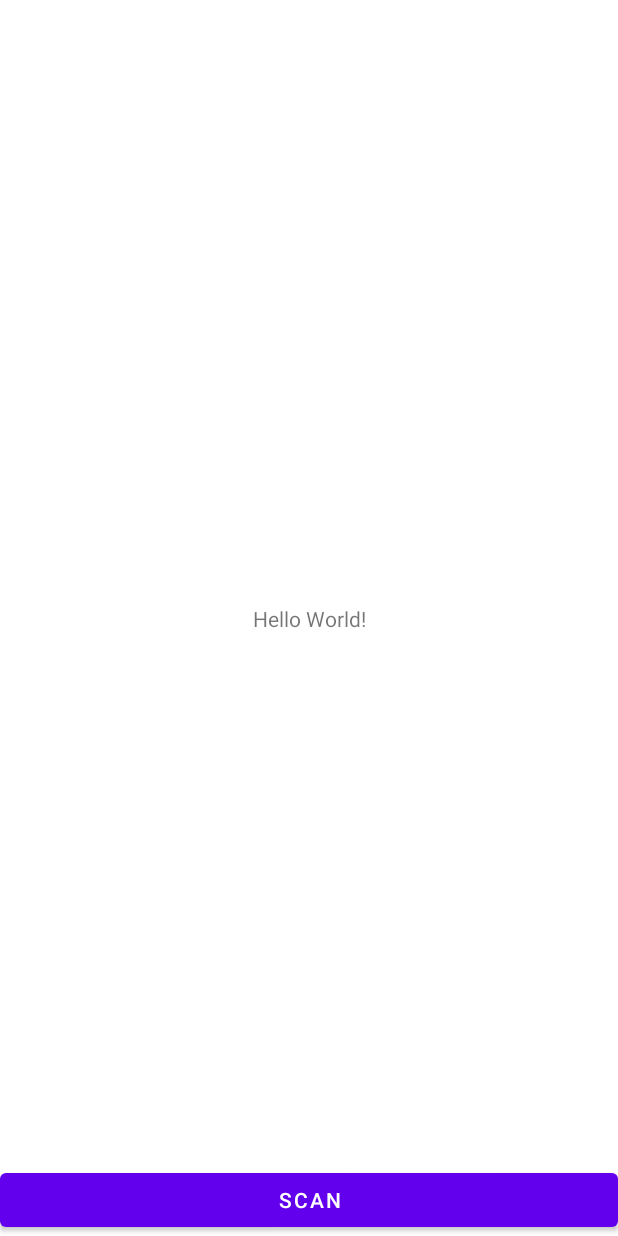
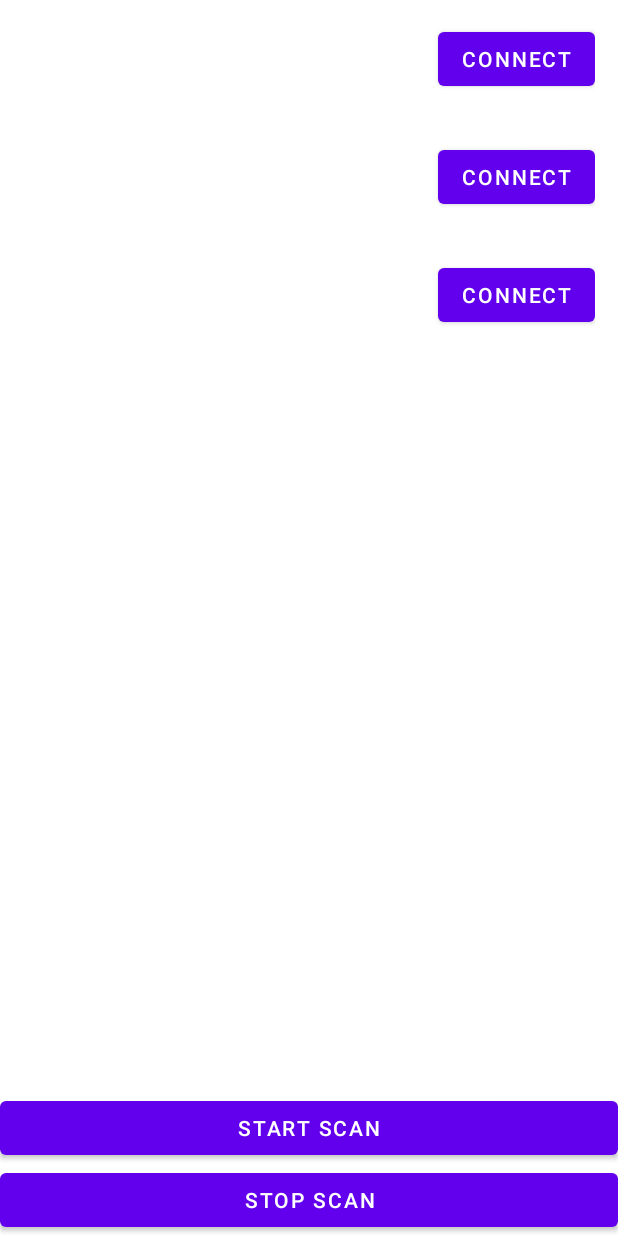
Before and after one commit to Algorigo/AlgorigoBleLibrary, an Android app: the layout activity_main.xml on its own in the app's theme, with its tools: preview values and no code run, on a phone screen of 412 x 824 dp. Run offline under Robolectric (Android 15) with nearby library versions, the phone set to English and light mode, and no system bars.

Commit message:
bleDevice 구현

```diff
--- a/app/src/main/res/layout/activity_main.xml
+++ b/app/src/main/res/layout/activity_main.xml
@@ -6,20 +6,34 @@
     android:layout_height="match_parent"
     tools:context=".MainActivity">
 
-    <TextView
-        android:layout_width="wrap_content"
+    <androidx.recyclerview.widget.RecyclerView
+        android:id="@+id/ble_recycler"
+        android:layout_width="match_parent"
+        android:layout_height="0px"
+        android:orientation="vertical"
+        app:layoutManager="androidx.recyclerview.widget.LinearLayoutManager"
+        app:layout_constraintBottom_toTopOf="@+id/start_btn"
+        app:layout_constraintLeft_toLeftOf="parent"
+        app:layout_constraintRight_toRightOf="parent"
+        app:layout_constraintTop_toTopOf="parent"
+        tools:listitem="@layout/item_ble_device_list" />
+
+    <Button
+        android:id="@+id/start_btn"
+        android:layout_width="match_parent"
         android:layout_height="wrap_content"
-        android:text="Hello World!"
+        android:text="@string/start_scan"
+        app:layout_constraintBottom_toTopOf="@+id/stop_btn"
+        app:layout_constraintLeft_toLeftOf="parent"
+        app:layout_constraintRight_toRightOf="parent" />
+
+    <Button
+        android:id="@+id/stop_btn"
+        android:layout_width="match_parent"
+        android:layout_height="wrap_content"
+        android:text="@string/stop_scan"
         app:layout_constraintBottom_toBottomOf="parent"
         app:layout_constraintLeft_toLeftOf="parent"
-        app:layout_constraintRight_toRightOf="parent"
-        app:layout_constraintTop_toTopOf="parent" />
-
-    <Button
-        android:id="@+id/scanButton"
-        android:layout_width="match_parent"
-        android:layout_height="wrap_content"
-        android:text="Scan"
-        app:layout_constraintBottom_toBottomOf="parent" />
+        app:layout_constraintRight_toRightOf="parent" />
 
 </androidx.constraintlayout.widget.ConstraintLayout>
--- /dev/null
+++ b/app/src/main/res/layout/item_ble_device_list.xml
@@ -0,0 +1,28 @@
+<?xml version="1.0" encoding="utf-8"?>
+<androidx.constraintlayout.widget.ConstraintLayout xmlns:android="http://schemas.android.com/apk/res/android"
+    xmlns:app="http://schemas.android.com/apk/res-auto"
+    android:layout_width="match_parent"
+    android:layout_height="wrap_content"
+    android:layout_margin="15dp">
+
+    <TextView
+        android:id="@+id/title_view"
+        android:layout_width="0px"
+        android:layout_height="wrap_content"
+        android:lines="2"
+        android:textAlignment="textStart"
+        app:layout_constraintBottom_toBottomOf="parent"
+        app:layout_constraintEnd_toStartOf="@+id/connect_btn"
+        app:layout_constraintStart_toStartOf="parent"
+        app:layout_constraintTop_toTopOf="parent" />
+
+    <Button
+        android:id="@+id/connect_btn"
+        android:layout_width="wrap_content"
+        android:layout_height="wrap_content"
+        android:text="@string/connect"
+        app:layout_constraintBottom_toBottomOf="parent"
+        app:layout_constraintEnd_toEndOf="parent"
+        app:layout_constraintTop_toTopOf="parent" />
+
+</androidx.constraintlayout.widget.ConstraintLayout>
```
Also changed, not shown: algorigoble2/src/main/java/com/algorigo/algorigoble2/BleDevice.kt (+40 -4 lines), algorigoble2/src/main/java/com/algorigo/algorigoble2/BleDeviceEngine.kt (added, +20 -0 lines), algorigoble2/src/main/java/com/algorigo/algorigoble2/BleManager.kt (+21 -10 lines), algorigoble2/src/main/java/com/algorigo/algorigoble2/BleManagerEngine.kt (+17 -6 lines), algorigoble2/src/main/java/com/algorigo/algorigoble2/impl/BleDeviceEngineImpl.kt (added, +124 -0 lines), algorigoble2/src/main/java/com/algorigo/algorigoble2/impl/BleManagerEngineImpl.kt (+38 -19 lines), algorigoble2/src/main/java/com/algorigo/algorigoble2/rxandroidble/RxAndroidBleEngine.kt (deleted, +0 -81 lines), app/src/main/java/com/algorigo/algorigoblelibrary/BleRecyclerAdapter.kt (added, +78 -0 lines), app/src/main/java/com/algorigo/algorigoblelibrary/MainActivity.kt (+91 -15 lines), app/src/main/java/com/algorigo/algorigoblelibrary/RequestPermissionActivity.kt (+18 -18 lines), app/src/main/res/values/strings.xml (+23 -0 lines).
